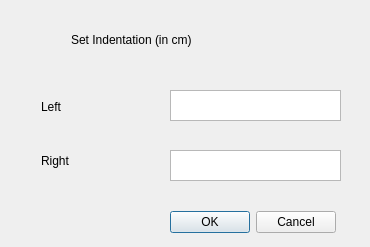
This is FrameWorkCode/indentoptions.ui in UDAAN-LEAP/leap-pe-tool as Qt 5 draws it before an edit. The edited form follows.
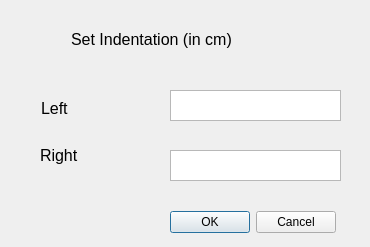
This is the edited form.

Commit message: enabled corrector highlight color, fixed indentation ui, and update path

What changed in the file:
```diff
--- a/FrameWorkCode/indentoptions.ui
+++ b/FrameWorkCode/indentoptions.ui
@@ -18,7 +18,7 @@
     <rect>
      <x>71</x>
      <y>19</y>
-     <width>221</width>
+     <width>271</width>
      <height>41</height>
     </rect>
    </property>
@@ -26,7 +26,7 @@
     <string notr="true">font: 700 14pt &quot;Ubuntu&quot;;</string>
    </property>
    <property name="text">
-    <string>Set Indentation (in cm)</string>
+    <string>&lt;html&gt;&lt;head/&gt;&lt;body&gt;&lt;p&gt;&lt;span style=&quot; font-size:12pt;&quot;&gt;Set Indentation (in cm)&lt;/span&gt;&lt;/p&gt;&lt;/body&gt;&lt;/html&gt;</string>
    </property>
   </widget>
   <widget class="QLabel" name="label">
@@ -34,7 +34,7 @@
     <rect>
      <x>41</x>
      <y>99</y>
-     <width>51</width>
+     <width>81</width>
      <height>16</height>
     </rect>
    </property>
@@ -42,7 +42,7 @@
     <string notr="true">font: 15pt &quot;Ubuntu&quot;;</string>
    </property>
    <property name="text">
-    <string>Left</string>
+    <string>&lt;html&gt;&lt;head/&gt;&lt;body&gt;&lt;p&gt;&lt;span style=&quot; font-size:12pt;&quot;&gt;Left&lt;/span&gt;&lt;/p&gt;&lt;/body&gt;&lt;/html&gt;</string>
    </property>
   </widget>
   <widget class="QTextEdit" name="textEdit_right">
@@ -58,17 +58,17 @@
   <widget class="QLabel" name="label_3">
    <property name="geometry">
     <rect>
-     <x>41</x>
-     <y>149</y>
-     <width>52</width>
-     <height>24</height>
+     <x>40</x>
+     <y>140</y>
+     <width>71</width>
+     <height>31</height>
     </rect>
    </property>
    <property name="styleSheet">
     <string notr="true">font: 15pt &quot;Ubuntu&quot;;</string>
    </property>
    <property name="text">
-    <string>Right</string>
+    <string>&lt;html&gt;&lt;head/&gt;&lt;body&gt;&lt;p&gt;&lt;span style=&quot; font-size:12pt;&quot;&gt;Right&lt;/span&gt;&lt;/p&gt;&lt;/body&gt;&lt;/html&gt;</string>
    </property>
   </widget>
   <widget class="QTextEdit" name="textEdit_left">
```
The commit also changes 2 other files.
